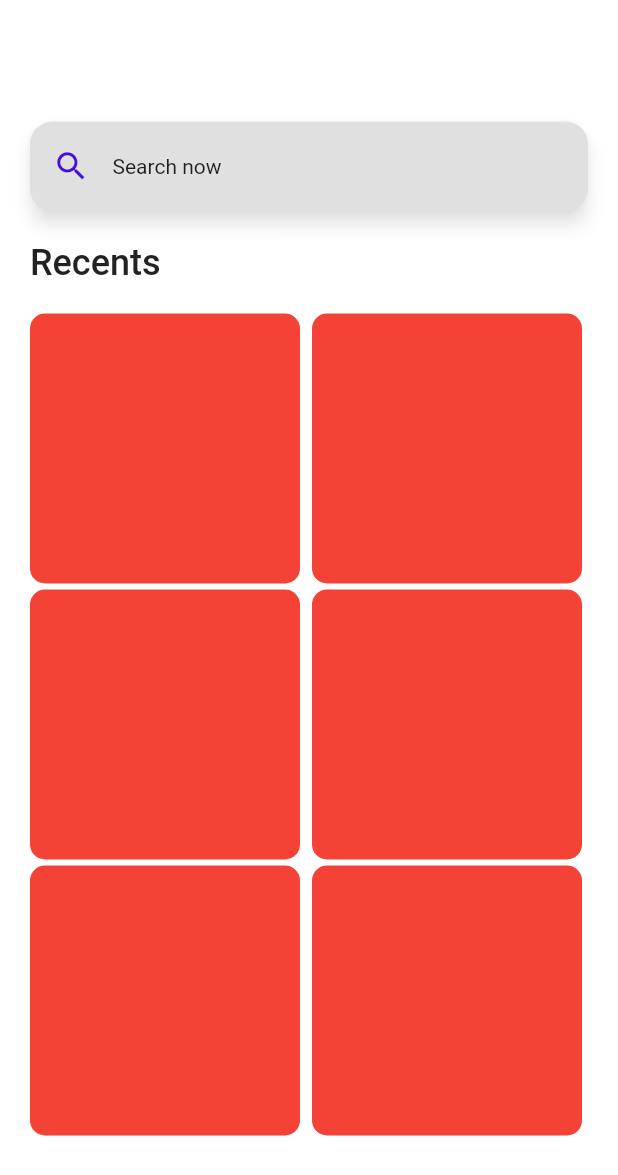
After one commit to pendant-k/2022_global_capstone_hair_heist, a Flutter app: the SearchPage screen opened directly, on a phone screen of 412 x 824 dp. The commit adds this screen. Shown: the top 1175 px of the screen. Run offline on Flutter 3.47's test engine with Material 2 defaults, Android fonts, the phone set to English and light mode, and no system bars; our stand-ins replace firebase_core, flutter_screenutil, get, get_storage; accounts and stored records are empty.

Commit message:
myPage and searchPage added

```diff
--- a/lib/app/ui/home/widgets/home_search_btn.dart
+++ b/lib/app/ui/home/widgets/home_search_btn.dart
@@ -17,7 +17,7 @@ class HomeSearchBtn extends StatelessWidget {
       shadowColor: Colors.black.withOpacity(0.5),
       elevation: 5,
       borderRadius: BorderRadius.circular(15.w),
-      color: Colors.white,
+      color: Colors.grey[300],
       child: GestureDetector(
         onTap: onTap,
         child: Container(
--- a/lib/app/ui/main_navigation/main_nav_page.dart
+++ b/lib/app/ui/main_navigation/main_nav_page.dart
@@ -9,6 +9,7 @@ import 'package:hair_heist/app/config/palette.dart';
 // controllers
 import 'package:hair_heist/app/controller/main_nav_idx_controller.dart';
 import 'package:hair_heist/app/ui/home/view/home_page.dart';
+import 'package:hair_heist/app/ui/mypage/view/my_page.dart';
 
 class MainNavigationPage extends StatelessWidget {
   MainNavigationPage({super.key});
@@ -25,7 +26,7 @@ class MainNavigationPage extends StatelessWidget {
   Widget build(BuildContext context) {
     // dependency injection - Home Index State
     final _controller = Get.put(MainNavIndexController());
-    final _mainPages = [HomePage()];
+    final _mainPages = [HomePage(), MyPage(), MyPage(), MyPage()];
 
     return SafeArea(
       child: Scaffold(
@@ -90,7 +91,7 @@ class MainNavigationPage extends StatelessWidget {
             ),
           ),
         ),
-        body: _mainPages[_controller.pageIdx.value],
+        body: Obx(() => _mainPages[_controller.pageIdx.value]),
       ),
     );
   }
--- /dev/null
+++ b/lib/app/ui/search/view/search_page.dart
@@ -0,0 +1,108 @@
+import 'package:flutter/material.dart';
+import 'package:flutter_screenutil/flutter_screenutil.dart';
+import 'package:get/get.dart';
+
+import 'package:hair_heist/app/ui/home/widgets/home_search_btn.dart';
+
+// configs
+import 'package:hair_heist/app/config/palette.dart';
+import 'package:hair_heist/app/config/text_styles.dart';
+
+class SearchPage extends StatelessWidget {
+  const SearchPage({super.key});
+
+  @override
+  Widget build(BuildContext context) {
+    return Scaffold(
+      body: Container(
+        color: Colors.white,
+        width: double.infinity,
+        padding: EdgeInsets.fromLTRB(20.w, 39.w, 20.w, 0),
+        child: Column(
+          crossAxisAlignment: CrossAxisAlignment.start,
+          children: [
+            SizedBox(
+              height: 42.w,
+            ),
+            HomeSearchBtn(
+              onTap: () {
+                Get.to(
+                  () => SearchPage(),
+                );
+              },
+            ),
+            SizedBox(
+              height: 20.w,
+            ),
+            Text(
+              'Recents',
+              style: GlobalStyle.primaryText.copyWith(
+                fontWeight: FontWeight.w500,
+                fontSize: 24.sp,
+              ),
+            ),
+            SizedBox(
+              height: 20.w,
+            ),
+            Wrap(
+              spacing: 8.0, // gap between adjacent chips
+              runSpacing: 4.0,
+              children: [
+                Container(
+                  width: 180.w,
+                  height: 180.w,
+                  decoration: BoxDecoration(
+                    color: Colors.red,
+                    borderRadius: BorderRadius.circular(10),
+                  ),
+                ),
+                Container(
+                  width: 180.w,
+                  height: 180.w,
+                  decoration: BoxDecoration(
+                    color: Colors.red,
+                    borderRadius: BorderRadius.circular(10),
+                  ),
+                ),
+                Container(
+                  width: 180.w,
+                  height: 180.w,
+                  decoration: BoxDecoration(
+                    color: Colors.red,
+                    borderRadius: BorderRadius.circular(10),
+                  ),
+                ),
+                Container(
+                  width: 180.w,
+                  height: 180.w,
+                  decoration: BoxDecoration(
+                    color: Colors.red,
+                    borderRadius: BorderRadius.circular(10),
+                  ),
+                ),
+                Container(
+                  width: 180.w,
+                  height: 180.w,
+                  decoration: BoxDecoration(
+                    color: Colors.red,
+                    borderRadius: BorderRadius.circular(10),
+                  ),
+                ),
+                Container(
+                  width: 180.w,
+                  height: 180.w,
+                  decoration: BoxDecoration(
+                    color: Colors.red,
+                    borderRadius: BorderRadius.circular(10),
+                  ),
+                ),
+              ],
+            ),
+          ],
+        ),
+      ),
+    );
+  }
+}
+
+// TODO: Home Banner position
```
Also changed, not shown: lib/app/ui/home/view/home_page.dart (+7 -1 lines), lib/app/ui/mypage/view/my_page.dart (added, +247 -0 lines), lib/app/ui/mypage/my.dart (added), lib/app/ui/search/search.dart (added), 1 other file.
